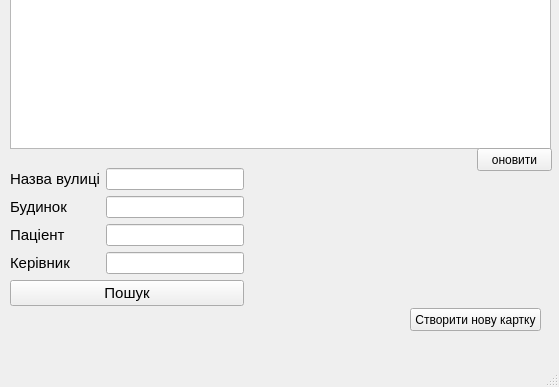
The window that MainForm.ui (LiquorProg/katalog) describes before a commit, drawn with Qt 5; both pictures show x 0 to 559 and y 232 to 619 of the 559 by 619 pixel window.
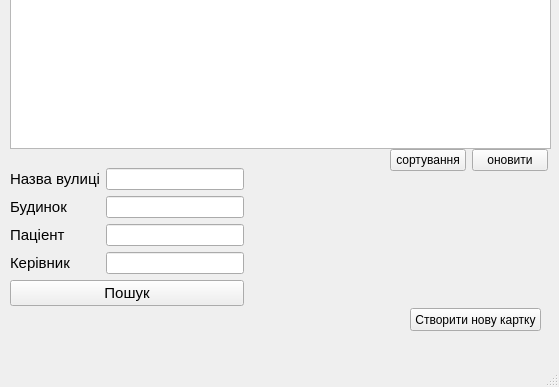
The same window after the commit.

Commit message: Добавил кнопку для сортровки

What changed in the file:
```diff
--- a/MainForm.ui
+++ b/MainForm.ui
@@ -161,18 +161,31 @@
      </item>
     </layout>
    </widget>
-   <widget class="QPushButton" name="updateButton">
+   <widget class="QWidget" name="">
     <property name="geometry">
      <rect>
-      <x>477</x>
+      <x>390</x>
       <y>380</y>
-      <width>75</width>
-      <height>23</height>
+      <width>158</width>
+      <height>25</height>
      </rect>
     </property>
+    <layout class="QGridLayout" name="gridLayout_2">
+     <item row="0" column="0">
+      <widget class="QPushButton" name="sortButton">
+       <property name="text">
+        <string>сортування</string>
+       </property>
+      </widget>
+     </item>
+     <item row="0" column="1">
+      <widget class="QPushButton" name="updateButton">
     <property name="text">
      <string>оновити</string>
     </property>
+      </widget>
+     </item>
+    </layout>
    </widget>
   </widget>
   <widget class="QMenuBar" name="menubar">
```
Lines whose indentation alone changed are shown as unchanged. The commit also changes 3 other files.
